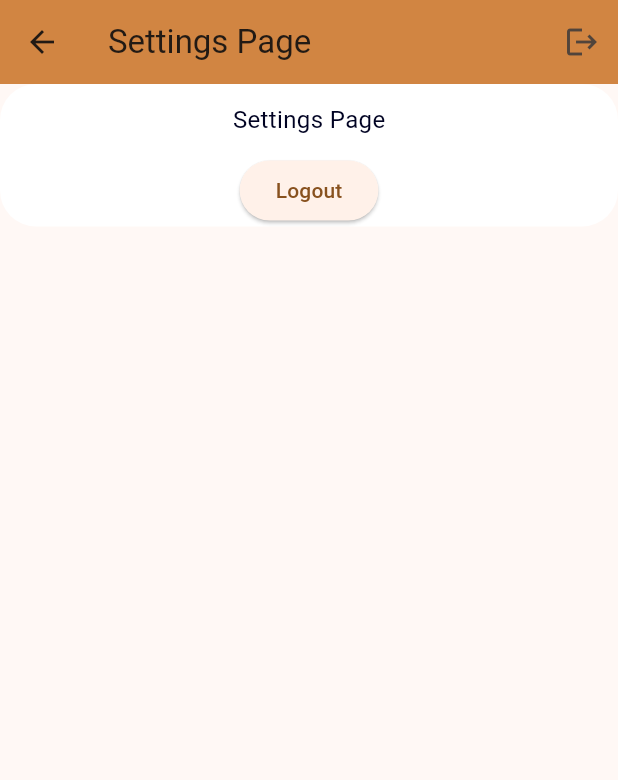
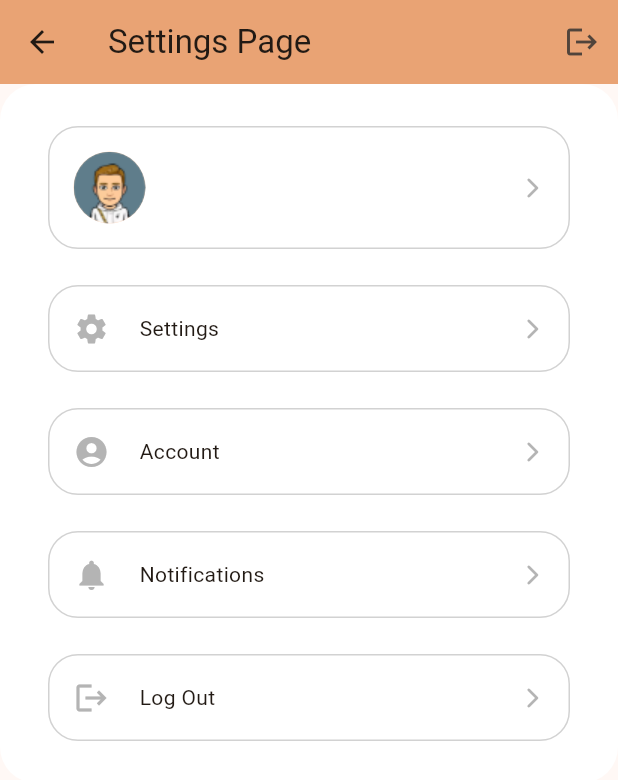
Before and after one commit to VanMeerbergenRenaud/pet4life, a Flutter app: the SettingsPageScreen screen opened directly, on a phone screen of 412 x 824 dp. Shown: the top 780 px of the screen. Run offline on Flutter 3.47's test engine with Material 2 defaults, Android fonts, the phone set to English and light mode, and no system bars; our stand-ins replace cloud_firestore, firebase_auth, firebase_core; accounts and stored records are empty.

Commit message:
settings page partially done

```diff
--- a/lib/screens/principals/animals_screen.dart
+++ b/lib/screens/principals/animals_screen.dart
@@ -13,7 +13,7 @@ class AnimalsPageScreen extends StatelessWidget {
       // app bar
       appBar: AppBar(
         title: const Text('Animals Page'),
-        backgroundColor: kMainColor,
+        backgroundColor: kSecondaryColor,
       ),
       body: const SafeArea(
         child: Text('Animals Page'),
--- a/lib/screens/principals/home_screen.dart
+++ b/lib/screens/principals/home_screen.dart
@@ -12,7 +12,7 @@ class HomePageScreen extends StatelessWidget {
       // app bar
       appBar: AppBar(
         title: const Text('Home Page'),
-        backgroundColor: kMainColor,
+        backgroundColor: kSecondaryColor,
       ),
       body: const SafeArea(
         child: Text('Home Page'),
--- a/lib/screens/principals/reminders_screen.dart
+++ b/lib/screens/principals/reminders_screen.dart
@@ -13,7 +13,7 @@ class RemindersPageScreen extends StatelessWidget {
       // app bar
       appBar: AppBar(
         title: const Text('Reminders Page'),
-        backgroundColor: kMainColor,
+        backgroundColor: kSecondaryColor,
       ),
       body: const SafeArea(
         child: Text('Reminders Page'),
--- a/lib/screens/principals/settings_screen.dart
+++ b/lib/screens/principals/settings_screen.dart
@@ -1,7 +1,11 @@
 import 'package:flutter/material.dart';
 
 import 'package:pet4life/styles/colors.dart';
-import 'package:pet4life/styles/spacings.dart';
+import 'package:pet4life/styles/others.dart';
+
+import '../../styles/spacings.dart';
+import '../../widgets/buttons/settings_option.dart';
+import '../../widgets/buttons/settings_profil.dart';
 
 class SettingsPageScreen extends StatelessWidget {
   const SettingsPageScreen({super.key});
@@ -14,7 +18,7 @@ class SettingsPageScreen extends StatelessWidget {
       // app bar
       appBar: AppBar(
         title: const Text('Settings Page'),
-        backgroundColor: kMainColor,
+        backgroundColor: kSecondaryColor,
         actions: [
           IconButton(
             icon: const Icon(Icons.logout),
@@ -36,26 +40,17 @@ class SettingsPageScreen extends StatelessWidget {
                   Radius.circular(24),
                 ),
               ),
-              child : Column(
-                children: [
-                  const Padding(
-                    padding: EdgeInsets.all(12),
-                    child: Text(
-                      'Settings Page',
-                      style: TextStyle(
-                        color: kBlack,
-                        fontSize: 16,
-                      ),
-                    ),
-                  ),
-                  ElevatedButton(
-                    onPressed: () {
-                      // Logout user with Firebase instance
-
-                    },
-                    child: const Text('Logout'),
-                  ),
-                ],
+              child: Padding(
+                padding: const EdgeInsets.all(kPadding),
+                child: Column(
+                  children: [
+                    SettingsProfil(),
+                    const SettingsOption(icon: Icons.settings, text: 'Settings'),
+                    const SettingsOption(icon: Icons.account_circle, text: 'Account'),
+                    const SettingsOption(icon: Icons.notifications, text: 'Notifications'),
+                    const SettingsOption(icon: Icons.logout, text: 'Log Out'),
+                  ],
+                ),
               ),
             ),
           ],
--- a/lib/screens/principals/vets_screen.dart
+++ b/lib/screens/principals/vets_screen.dart
@@ -13,7 +13,7 @@ class VetsPageScreen extends StatelessWidget {
       // app bar
       appBar: AppBar(
         title: const Text('Vets Page'),
-        backgroundColor: kMainColor,
+        backgroundColor: kSecondaryColor,
       ),
       body: const SafeArea(
         child: Text('Vets Page'),
--- a/lib/styles/colors.dart
+++ b/lib/styles/colors.dart
@@ -10,5 +10,6 @@ const kErrorColor =   Color.fromRGBO(231, 54, 34, 1.0);
 const kValidColor =   Color.fromRGBO(9, 136, 33, 1.0);
 
 const kWhite = Color.fromRGBO(255, 255, 255, 1.0);
+const kGreyLight = Color.fromRGBO(210, 210, 210, 1.0);
 const kGrey = Color.fromRGBO(180, 180, 180, 1.0);
 const kBlack = Color.fromRGBO(0, 2, 34, 1.0);
--- /dev/null
+++ b/lib/widgets/buttons/settings_option.dart
@@ -0,0 +1,53 @@
+import 'package:flutter/material.dart';
+
+import '../../styles/colors.dart';
+import '../../styles/others.dart';
+import '../../styles/spacings.dart';
+
+class SettingsOption extends StatelessWidget {
+  final IconData icon;
+  final String text;
+
+  const SettingsOption({
+    super.key,
+    required this.icon,
+    required this.text,
+  });
+
+  @override
+  Widget build(BuildContext context) {
+    return Column(
+      children: [
+        Padding(
+          padding: const EdgeInsets.symmetric(
+            horizontal: kHorizontalPadding,
+            vertical: 12,
+          ),
+          child: Container(
+            decoration: BoxDecoration(
+              border: Border.all(color: kGreyLight, width: 1),
+              borderRadius: BorderRadius.circular(kBorderRadius / 1.5),
+            ),
+            child: Padding(
+              padding: const EdgeInsets.all(kPadding),
+              child: Row(
+                mainAxisAlignment: MainAxisAlignment.start,
+                children: [
+                  Icon(icon, color: kGrey),
+                  const SizedBox(width: 20),
+                  Text(text),
+                  const Spacer(),
+                  const Icon(
+                    Icons.arrow_forward_ios_rounded,
+                    color: kGrey,
+                    size: 16,
+                  ),
+                ],
+              ),
+            ),
+          ),
+        ),
+      ],
+    );
+  }
+}
--- /dev/null
+++ b/lib/widgets/buttons/settings_profil.dart
@@ -0,0 +1,59 @@
+import 'package:firebase_auth/firebase_auth.dart';
+import 'package:flutter/material.dart';
+
+import '../../styles/colors.dart';
+import '../../styles/others.dart';
+import '../../styles/spacings.dart';
+
+class SettingsProfil extends StatelessWidget {
+  final User? user = FirebaseAuth.instance.currentUser;
+
+  SettingsProfil({super.key});
+
+  @override
+  Widget build(BuildContext context) {
+    return Column(
+      children: [
+        Padding(
+          padding: const EdgeInsets.symmetric(
+            horizontal: kHorizontalPadding,
+            vertical: 12,
+          ),
+          child: Container(
+            decoration: BoxDecoration(
+              border: Border.all(color: kGreyLight, width: 1),
+              borderRadius: BorderRadius.circular(kBorderRadius / 1.5),
+            ),
+            child: Padding(
+              padding: const EdgeInsets.all(kPadding),
+              child: Row(
+                mainAxisAlignment: MainAxisAlignment.start,
+                children: [
+                  const CircleAvatar(
+                    radius: 24,
+                    backgroundImage: AssetImage('assets/img/avatar.png'),
+                  ),
+                  const SizedBox(width: kPadding),
+                  // Box with username and his email
+                  Column(
+                    crossAxisAlignment: CrossAxisAlignment.start,
+                    children: [
+                      Text(user?.displayName ?? 'Bienvenue invité'),
+                      Text(user?.email ?? 'Adresse mail non renseignée'),
+                    ],
+                  ),
+                  const Spacer(),
+                  const Icon(
+                    Icons.arrow_forward_ios_rounded,
+                    color: kGrey,
+                    size: 16,
+                  ),
+                ],
+              ),
+            ),
+          ),
+        ),
+      ],
+    );
+  }
+}
```
Also changed, not shown: assets/img/avatar.png (added).
